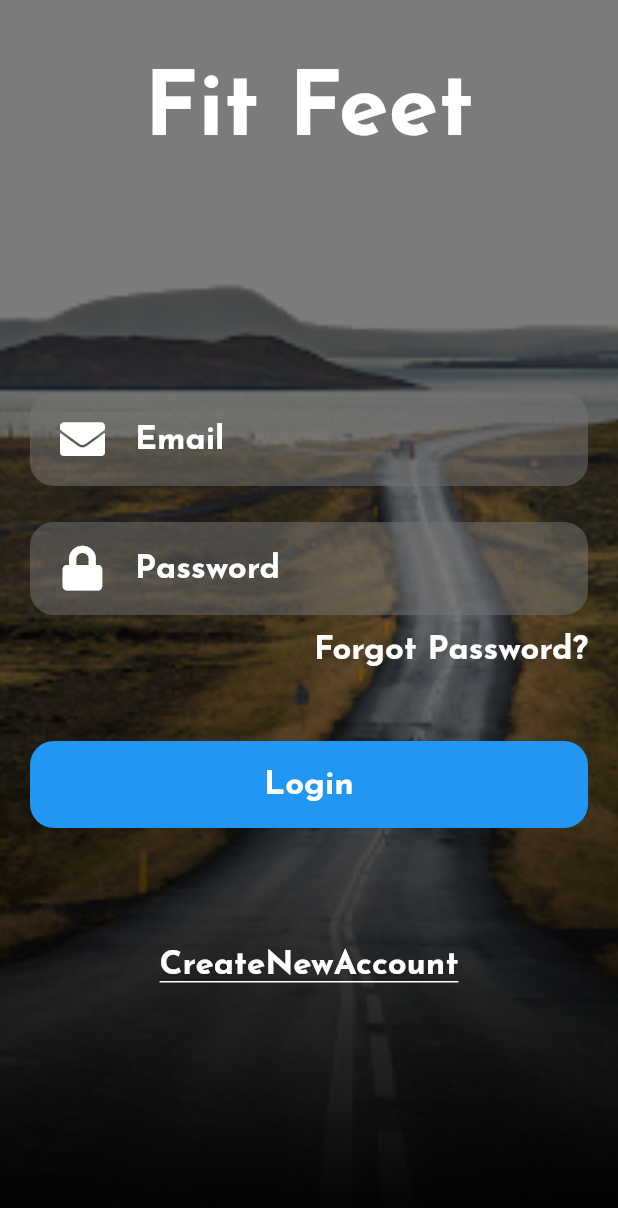
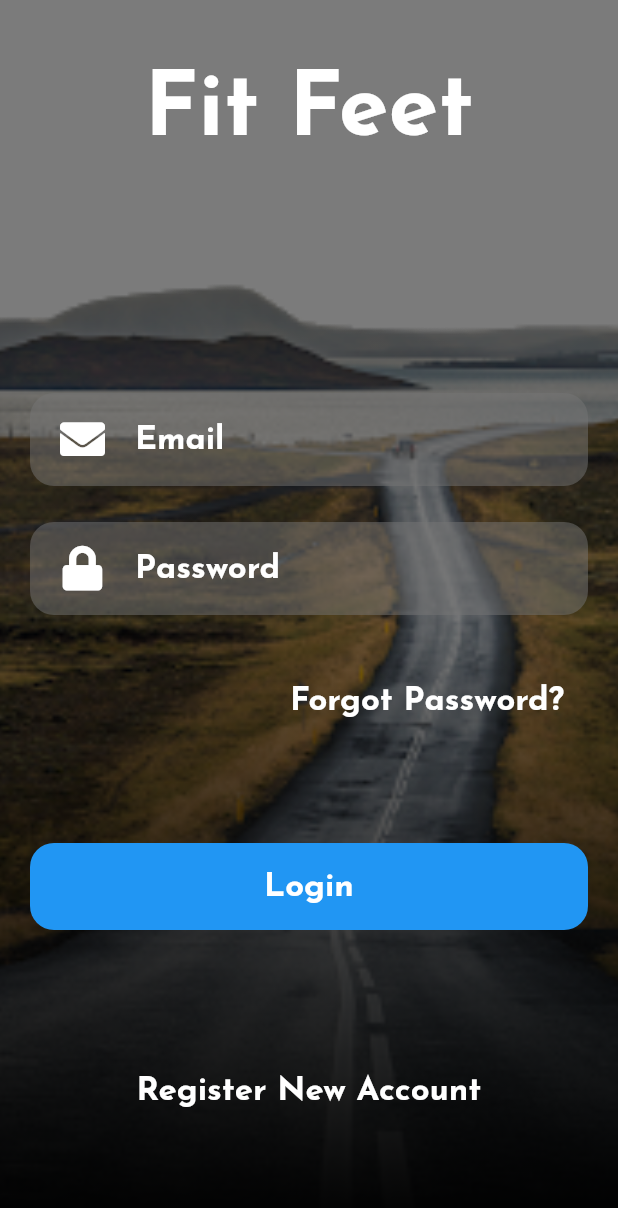
Before and after one commit to leejianen/Software-engineering-login-page, a Flutter app: the screen it shows after launch, on a phone screen of 412 x 824 dp. Shown: the top 1208 px of the screen. Run offline on Flutter 3.47's test engine with Material 2 defaults, Android fonts, the phone set to English and light mode, and no system bars; our stand-ins replace font_awesome_flutter, google_fonts.

Commit message:
Add files via upload

```diff
--- a/lib/main.dart
+++ b/lib/main.dart
@@ -1,10 +1,12 @@
+
+
+import 'package:flutter/cupertino.dart';
 import 'package:flutter/material.dart';
 import 'package:google_fonts/google_fonts.dart';
-import './screens/login page.dart';
+import 'package:software_engineering_login/screens/RegisterPage.dart';
+import 'package:software_engineering_login/screens/login%20page.dart';
 
-void main() {
-  runApp(MyApp());
-}
+void main() => runApp(MyApp());
 
 class MyApp extends StatelessWidget {
   // This widget is the root of your application.
@@ -15,11 +17,13 @@ class MyApp extends StatelessWidget {
       theme: ThemeData(
         textTheme: GoogleFonts.josefinSansTextTheme(Theme.of(context).
         textTheme),
-
         primarySwatch: Colors.blue,
         visualDensity: VisualDensity.adaptivePlatformDensity,
       ),
-      home: LoginPage(),
+        routes: {
+          '/': (context) => LoginPage(),
+          '/home': (context) => RegisterPage(),
+        }
     );
   }
 }
--- a/lib/screens/login page.dart
+++ b/lib/screens/login page.dart
@@ -1,6 +1,13 @@
+import 'package:flutter/cupertino.dart';
 import 'package:flutter/material.dart';
 import 'package:font_awesome_flutter/font_awesome_flutter.dart';
-import '../Widgets/widgets.dart';
+import 'package:google_fonts/google_fonts.dart';
+import 'package:software_engineering_login/Widgets/background-image.dart';
+import 'package:software_engineering_login/Widgets/password-input.dart';
+import 'package:software_engineering_login/Widgets/rounded-button.dart';
+import 'package:software_engineering_login/Widgets/text-input.dart';
+
+
 import '../palette.dart';
 
 class LoginPage extends StatelessWidget {
@@ -47,10 +54,18 @@ class LoginPage extends StatelessWidget {
                                 hint: 'Password',
                                 inputAction: TextInputAction.done,
                               ),
-                              Text('Forgot Password?',
-                                style: kBodyText,
-                              ),
-                        ],
+                              TextButton(onPressed: () {},
+                                child: Padding(
+                                  padding: const EdgeInsets.symmetric(vertical: 8.0),
+                                  child: TextButton(onPressed: () {},
+                                    child: Padding(
+                                      padding: const EdgeInsets.symmetric(vertical: 10.0),
+                                      child: Text('Forgot Password?',
+                                          style: kBodyText),
+                                    ),
+                                  ),
+                                ))
+                                ],
                         ),
                         Column(
                           children: [
@@ -64,13 +79,14 @@ class LoginPage extends StatelessWidget {
                               height: 80,
                             ),
                             Container(
-                              decoration: BoxDecoration(border:
-                              Border(bottom: BorderSide(color: Colors.white, width: 1),
-                              )),
-                                child: Text(
-                                  'CreateNewAccount',
-                                  style: kBodyText,
-                                ),
+                                child: TextButton(onPressed: () {
+                                  Navigator.pushNamed(context, '/home');
+                                },
+                                    child: Padding(
+                                      padding: const EdgeInsets.symmetric(vertical: 8.0),
+                                      child: Text("Register New Account",
+                                          style: kBodyText),
+                                    ))
                             ),
                             SizedBox(
                               height: 30,
```
Also changed, not shown: lib/screens/RegisterPage.dart (added, +116 -0 lines).
